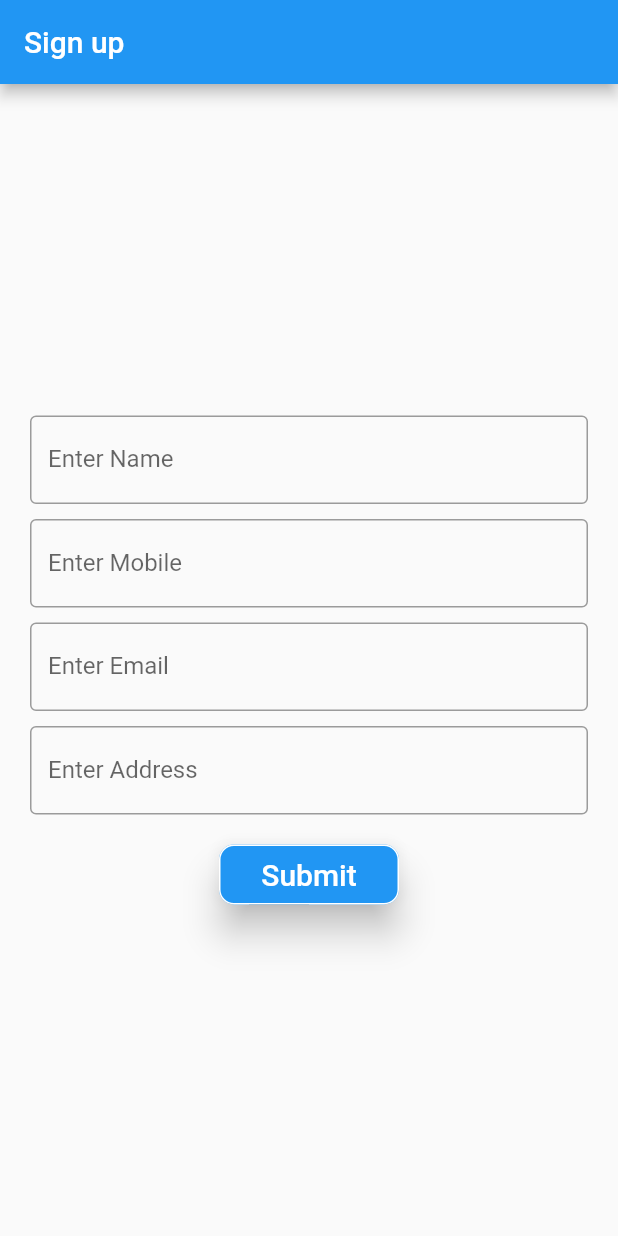
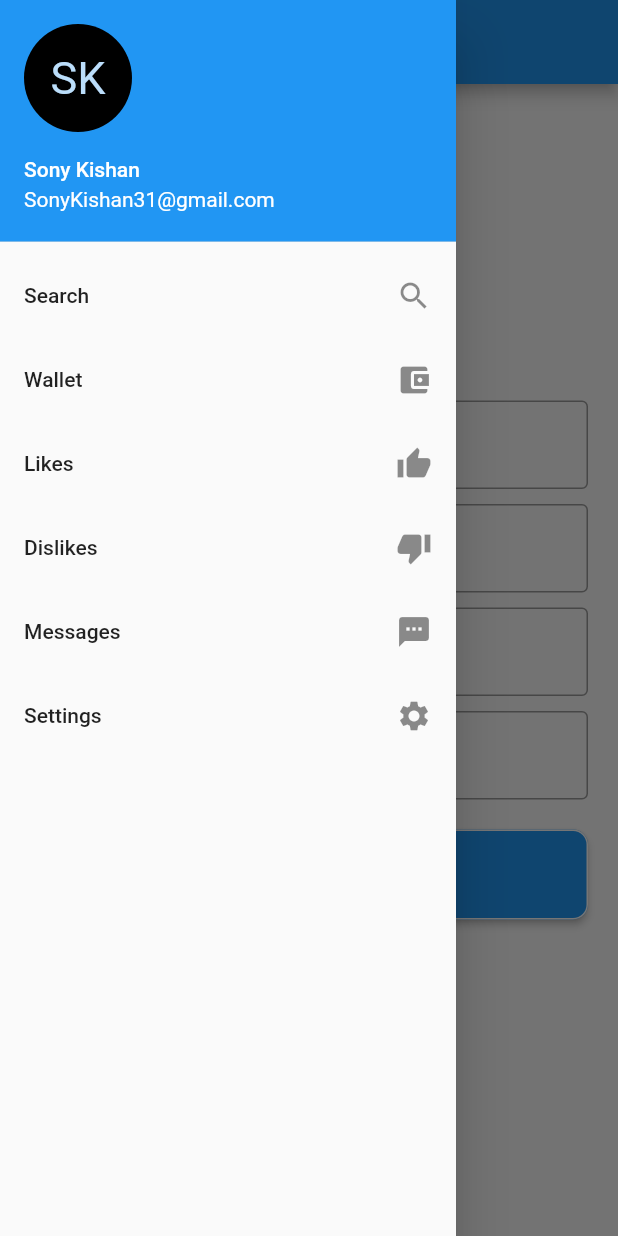
Before and after one commit to Sonykishan31/SignUpUIDemo, a Flutter app: the screen it shows after launch, with the side drawer open (before the commit the screen has no drawer), on a phone screen of 412 x 824 dp. Run offline on Flutter 3.47's test engine with Material 2 defaults, Android fonts, the phone set to English and light mode, and no system bars.

Commit message:
- API call example implemented in sidemenu search. - Dependencies added in pubspec.yaml. - Constant Class/Library created.

```diff
--- a/lib/main.dart
+++ b/lib/main.dart
@@ -1,7 +1,9 @@
 import 'package:flutter/material.dart';
 import 'package:flutter/services.dart';
-
+import 'constants.dart' as Utils;
+import 'dart:convert';
 import 'NextScreen.dart';
+import 'package:http/http.dart' as http;
 
 void main() => runApp(MyApp());
 
@@ -53,6 +55,8 @@ class _MyHomePageState extends State<MyHomePage> {
   final _emailConroller = TextEditingController();
   final _addressController = TextEditingController();
   final GlobalKey<ScaffoldState> _scaffoldKey = new GlobalKey<ScaffoldState>();
+  List list = List();
+  var isLoading = false;
 
   @override
   Widget build(BuildContext context) {
@@ -65,93 +69,89 @@ class _MyHomePageState extends State<MyHomePage> {
     return Scaffold(
       resizeToAvoidBottomPadding: false,
       key: _scaffoldKey,
-//      drawer: Drawer(
-//        elevation: 16.0,
-//        child: ListView(
-//          // Important: Remove any padding from the ListView.
-//          padding: EdgeInsets.zero,
-//          children: <Widget>[
-//            UserAccountsDrawerHeader(
-//              accountName: Text("Sony Kishan"),
-//              accountEmail: Text("SonyKishan31@gmail.com"),
-//              currentAccountPicture: CircleAvatar(
-//                backgroundColor:
-//                    Theme.of(context).platform == TargetPlatform.android
-//                        ? Colors.black
-//                        : Colors.blue,
-//                child: Text(
-//                  "SK",
-//                  style: TextStyle(fontSize: 30.0),
-//                ),
-//              ),
-//            ),
-//            ListTile(
-//              title: Text('Search'),
-//              trailing: Icon(Icons.search),
-//              onTap: () {
-//                // Update the state of the app
-//                // ...
-//
-//                // Then c
-//                // lose the drawer
-//                Navigator.pop(context);
-//              },
-//            ),
-//            ListTile(
-//              title: Text('Wallet'),
-//              trailing: Icon(Icons.account_balance_wallet),
-//              onTap: () {
-//                // Update the state of the app
-//                // ...
-//                // Then close the drawer
-//                Navigator.pop(context);
-//              },
-//            ),
-//            ListTile(
-//              title: Text('Likes'),
-//              trailing: Icon(Icons.thumb_up),
-//              onTap: () {
-//                // Update the state of the app
-//                // ...
-//                // Then close the drawer
-//                Navigator.pop(context);
-//              },
-//            ),
-//            ListTile(
-//              title: Text('Dislikes'),
-//              trailing: Icon(Icons.thumb_down),
-//              onTap: () {
-//                // Update the state of the app
-//                // ...
-//                // Then close the drawer
-//                Navigator.pop(context);
-//              },
-//            ),
-//            ListTile(
-//              title: Text('Messages'),
-//              trailing: Icon(Icons.textsms),
-//              onTap: () {
-//                // Update the state of the app
-//                // ...
-//                // Then close the drawer
-//                Navigator.pop(context);
-//              },
-//            ),
-//            ListTile(
-//              title: Text('Settings'),
-//              trailing: Icon(Icons.settings),
-//              onTap: () {
-//                // Update the state of the app
-//                // ...
-//                // Then close the drawer
-//                Navigator.pop(context);
-//              },
-//            ),
-//          ],
-//        ),
-//      ),
+      drawer: Drawer(
+        elevation: 16.0,
+        child: ListView(
+          // Important: Remove any padding from the ListView.
+          padding: EdgeInsets.zero,
+          children: <Widget>[
+            UserAccountsDrawerHeader(
+              accountName: Text("Sony Kishan"),
+              accountEmail: Text("SonyKishan31@gmail.com"),
+              currentAccountPicture: CircleAvatar(
+                backgroundColor:
+                    Theme.of(context).platform == TargetPlatform.android
+                        ? Colors.black
+                        : Colors.blue,
+                child: Text(
+                  "SK",
+                  style: TextStyle(fontSize: 30.0),
+                ),
+              ),
+            ),
+            ListTile(
+              title: Text('Search'),
+              trailing: Icon(Icons.search),
+              onTap: () {
+                _fetchData();
+                Navigator.pop(context);
+              },
+            ),
+            ListTile(
+              title: Text('Wallet'),
+              trailing: Icon(Icons.account_balance_wallet),
+              onTap: () {
+                // Update the state of the app
+                // ...
+                // Then close the drawer
+                Navigator.pop(context);
+              },
+            ),
+            ListTile(
+              title: Text('Likes'),
+              trailing: Icon(Icons.thumb_up),
+              onTap: () {
+                // Update the state of the app
+                // ...
+                // Then close the drawer
+                Navigator.pop(context);
+              },
+            ),
+            ListTile(
+              title: Text('Dislikes'),
+              trailing: Icon(Icons.thumb_down),
+              onTap: () {
+                // Update the state of the app
+                // ...
+                // Then close the drawer
+                Navigator.pop(context);
+              },
+            ),
+            ListTile(
+              title: Text('Messages'),
+              trailing: Icon(Icons.textsms),
+              onTap: () {
+                // Update the state of the app
+                // ...
+                // Then close the drawer
+                Navigator.pop(context);
+              },
+            ),
+            ListTile(
+              title: Text('Settings'),
+              trailing: Icon(Icons.settings),
+              onTap: () {
+                // Update the state of the app
+                // ...
+                // Then close the drawer
+                Navigator.pop(context);
+              },
+            ),
+          ],
+        ),
+      ),
       appBar: AppBar(
-        automaticallyImplyLeading: false,
+//        automaticallyImplyLeading: false,
 //centerTitle: true, // To make appbar text in center
 //        leading: IconButton(
 //            icon: Icon(Icons.menu),
@@ -250,11 +250,11 @@ class _MyHomePageState extends State<MyHomePage> {
             ),
             SizedBox(height: 20),
             Container(
-              width: 120,
-              height: 40,
+              width: double.infinity,
+              height: 60,
               child: RaisedButton(
                 textColor: Colors.white,
-                elevation: 10,
+                elevation: 2,
                 splashColor: Colors.white,
                 shape: RoundedRectangleBorder(
                     borderRadius: new BorderRadius.circular(10),
@@ -272,6 +272,31 @@ class _MyHomePageState extends State<MyHomePage> {
     );
   }
 
+  _fetchData() async {
+    setState(() {
+      isLoading = true;
+    });
+
+    final response =
+        await http.get("https://jsonplaceholder.typicode.com/photos");
+    if (response.statusCode == 200) {
+      list.clear();
+      if (list.isNotEmpty) {
+        print('before : ${list.length}');
+      }
+      list = json.decode('['+response.body+']') as List;
+
+
+      setState(() {
+        isLoading = false;
+      });
+
+      print('after : ${list.length}');
+    } else {
+      throw Exception('Failed to load photos');
+    }
+  }
+
   validateUserInputs() {
     String errMsg = "";
 
@@ -283,7 +308,7 @@ class _MyHomePageState extends State<MyHomePage> {
       errMsg = "Please Enter Valid Mobile Number";
     } else if (_emailConroller.text.toString().trim().isEmpty) {
       errMsg = "Please Enter Email Address";
-    } else if (!isEmail(_emailConroller.text.toString().trim())) {
+    } else if (!Utils.isEmail(_emailConroller.text.toString().trim())) {
       errMsg = "Please Enter Valid Email Address";
     } else if (_addressController.text.toString().trim().isEmpty) {
       errMsg = "Please Enter Address";
@@ -314,13 +339,4 @@ class _MyHomePageState extends State<MyHomePage> {
       },
     );
   }
-
-  bool isEmail(String em) {
-    String p =
-        r'^(([^<>()[\]\\.,;:\s@\"]+(\.[^<>()[\]\\.,;:\s@\"]+)*)|(\".+\"))@((\[[0-9]{1,3}\.[0-9]{1,3}\.[0-9]{1,3}\.[0-9]{1,3}\])|(([a-zA-Z\-0-9]+\.)+[a-zA-Z]{2,}))$';
-
-    RegExp regExp = new RegExp(p);
-    print(regExp.hasMatch(em));
-    return regExp.hasMatch(em);
-  }
 }
```
Also changed, not shown: lib/NextScreen.dart (+33 -15 lines), lib/constants.dart (added, +10 -0 lines), pubspec.yaml (+7 -1 lines), pubspec.lock, 1 other file.
